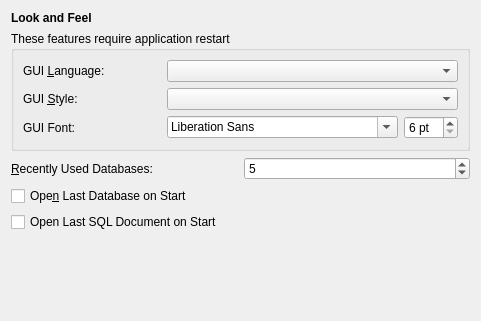
First picture: the form in managefile/prefslnfwidget.ui, repository MrMattMunro/filesearch, before the edit.
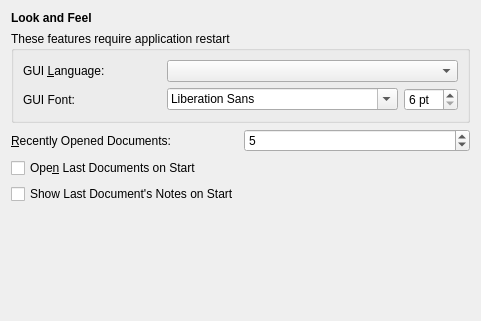
Second picture: the form after the edit.

What changed in the file:
```diff
--- a/managefile/prefslnfwidget.ui
+++ b/managefile/prefslnfwidget.ui
@@ -46,32 +46,15 @@
         </property>
        </widget>
       </item>
-      <item row="1" column="0" >
-       <widget class="QLabel" name="textLabel3" >
-        <property name="text" >
-         <string>GUI &amp;Style:</string>
-        </property>
-        <property name="buddy" >
-         <cstring>styleComboBox</cstring>
-        </property>
-       </widget>
-      </item>
-      <item row="1" column="1" >
-       <widget class="QComboBox" name="styleComboBox" >
-        <property name="toolTip" >
-         <string>Select the application look/GUI theme</string>
-        </property>
-       </widget>
-      </item>
-      <item row="2" column="0" >
-       <widget class="QLabel" name="label" >
-        <property name="text" >
+      <item row="1" column="0">
+       <widget class="QLabel" name="label">
+        <property name="text">
          <string>GUI Font:</string>
         </property>
        </widget>
       </item>
-      <item row="2" column="1" >
-       <layout class="QHBoxLayout" name="horizontalLayout" >
+      <item row="1" column="1">
+       <layout class="QHBoxLayout" name="horizontalLayout">
         <item>
          <widget class="QFontComboBox" name="fontComboBox" >
           <property name="toolTip" >
@@ -106,9 +89,9 @@
       <number>0</number>
      </property>
      <item>
-      <widget class="QLabel" name="label_4" >
-       <property name="text" >
-        <string>&amp;Recently Used Databases:</string>
+      <widget class="QLabel" name="label_4">
+       <property name="text">
+        <string>&amp;Recently Opened Documents:</string>
        </property>
        <property name="buddy" >
         <cstring>recentlyUsedSpinBox</cstring>
@@ -135,15 +118,15 @@
      <property name="toolTip" >
       <string>Remember the last used database for next application start</string>
      </property>
-     <property name="text" >
-      <string>Ope&amp;n Last Database on Start</string>
+     <property name="text">
+      <string>Ope&amp;n Last Documents on Start</string>
      </property>
     </widget>
    </item>
-   <item row="4" column="0" >
-    <widget class="QCheckBox" name="openLastSqlFileCheckBox" >
-     <property name="text" >
-      <string>Open Last SQL Document on Start</string>
+   <item row="4" column="0">
+    <widget class="QCheckBox" name="openLastSqlFileCheckBox">
+     <property name="text">
+      <string>Show Last Document's Notes on Start</string>
      </property>
     </widget>
    </item>
```
Left out of the diff: 81 changed lines with no effect on the pictures.
